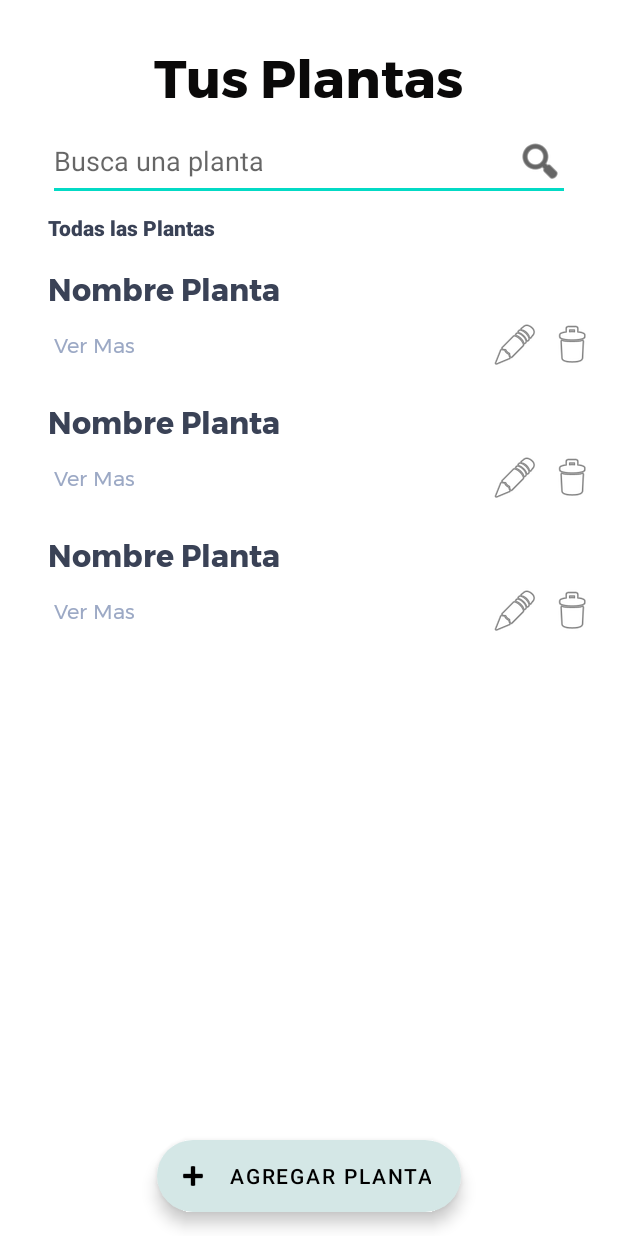
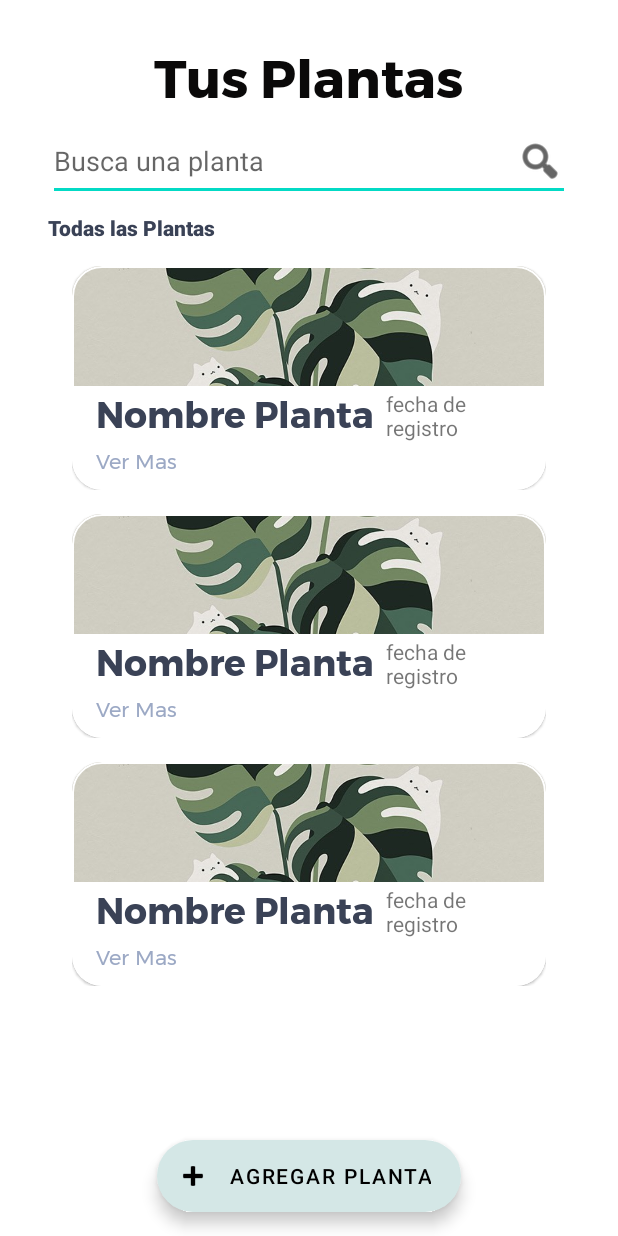
Before and after one commit to SaidAZG/ProyectoAndroid1, an Android app: the layout p5_consultarplantas.xml on its own in the app's theme, with its tools: preview values and no code run, on a phone screen of 412 x 824 dp. Run offline under Robolectric (Android 15) with nearby library versions, the phone set to English and light mode, and no system bars; Roboto replaces fonts that are not available here.

Commit message:
Corrección 4 Vista Plantas
Cambio de elemento de interfaz por MaterialCardView, modificación del Adapter, y adición del campo fecha de registro.

```diff
--- a/app/src/main/java/mx/ipn/escom/app_plantas_iswm/AdapterPlantas.kt
+++ b/app/src/main/java/mx/ipn/escom/app_plantas_iswm/AdapterPlantas.kt
@@ -8,6 +8,7 @@ import androidx.recyclerview.widget.ListAdapter
 import android.widget.TextView
 import androidx.recyclerview.widget.DiffUtil
 import androidx.recyclerview.widget.RecyclerView
+import com.google.android.material.card.MaterialCardView
 
 class AdapterPlantas(private val listener: ConsultarPlantas) :
     ListAdapter<ConsultarPlantas.DtoPlanta, AdapterPlantas.ViewHolderDatos>(PlantasDiffUtil()) {
@@ -22,8 +23,6 @@ class AdapterPlantas(private val listener: ConsultarPlantas) :
     override fun onBindViewHolder(holder: ViewHolderDatos, position: Int) {
         val dto: ConsultarPlantas.DtoPlanta = currentList[position]
         holder.plantName.text = dto.nombrePlanta
-        holder.edit.setOnClickListener { listener.editarPlanta(dto) }
-        holder.delete.setOnClickListener { listener.eliminarPlanta(dto) }
         holder.seeMore.setOnClickListener { listener.seeMore(dto) }
     }
 
@@ -33,9 +32,7 @@ class AdapterPlantas(private val listener: ConsultarPlantas) :
 
     inner class ViewHolderDatos(itemView: View) : RecyclerView.ViewHolder(itemView) {
         var plantName: TextView = itemView.findViewById<View>(R.id.plantName) as TextView
-        var delete: ImageButton = itemView.findViewById<View>(R.id.delete) as ImageButton
-        var edit: ImageButton = itemView.findViewById<View>(R.id.edit) as ImageButton
-        var seeMore: TextView = itemView.findViewById<View>(R.id.seeMore) as TextView
+        var seeMore: MaterialCardView = itemView.findViewById<View>(R.id.cardView) as MaterialCardView
     }
 }
 
--- a/app/src/main/res/layout/itemlist_p5_consultarplantas.xml
+++ b/app/src/main/res/layout/itemlist_p5_consultarplantas.xml
@@ -1,69 +1,68 @@
 <?xml version="1.0" encoding="utf-8"?>
 <androidx.constraintlayout.widget.ConstraintLayout xmlns:android="http://schemas.android.com/apk/res/android"
     xmlns:app="http://schemas.android.com/apk/res-auto"
-    xmlns:tools="http://schemas.android.com/tools"
     android:layout_width="match_parent"
     android:layout_height="wrap_content"
     android:paddingVertical="8dp">
 
-    <androidx.cardview.widget.CardView
+    <com.google.android.material.card.MaterialCardView
         android:id="@+id/cardView"
-        android:layout_width="wrap_content"
+        android:layout_width="match_parent"
         android:layout_height="wrap_content"
-        app:cardCornerRadius="15dp"
-        app:layout_constraintBottom_toBottomOf="parent"
+        android:clickable="true"
+        android:elevation="1dp"
+        android:focusable="true"
+        app:cardCornerRadius="20dp"
+        app:layout_constraintEnd_toEndOf="parent"
         app:layout_constraintStart_toStartOf="parent"
-        app:layout_constraintTop_toTopOf="parent"/>
+        app:layout_constraintTop_toTopOf="parent"
+        app:strokeWidth="1dp">
+
+        <LinearLayout
+            android:layout_width="match_parent"
+            android:layout_height="wrap_content"
+            android:orientation="vertical">
+
+            <ImageView
+                android:layout_width="match_parent"
+                android:layout_height="80dp"
+                android:scaleType="centerCrop"
+                android:src="@drawable/plantcats" />
+
+            <LinearLayout
+                android:layout_width="match_parent"
+                android:layout_height="match_parent"
+                android:orientation="horizontal">
 
                 <TextView
                     android:id="@+id/plantName"
                     android:layout_width="wrap_content"
                     android:layout_height="wrap_content"
-        android:layout_marginStart="16dp"
+                    android:layout_marginLeft="16dp"
                     android:fontFamily="@font/montserrat_bold"
                     android:text="Nombre Planta"
                     android:textColor="@color/plantName"
-        android:textSize="20dp"
-        app:layout_constraintStart_toEndOf="@+id/cardView"
-        app:layout_constraintTop_toTopOf="parent" />
+                    android:textSize="24dp" />
+
+                <TextView
+                    android:layout_width="wrap_content"
+                    android:layout_height="match_parent"
+                    android:layout_marginHorizontal="8dp"
+                    android:gravity="center_vertical"
+                    android:text="fecha de registro" />
+            </LinearLayout>
 
             <TextView
                 android:id="@+id/seeMore"
                 android:layout_width="wrap_content"
                 android:layout_height="wrap_content"
-        android:layout_marginStart="4dp"
+                android:layout_marginLeft="16dp"
+                android:layout_marginBottom="8dp"
                 android:fontFamily="@font/montserrat"
                 android:text="Ver Mas"
-        android:textColor="@color/seeMore"
-        app:layout_constraintBottom_toBottomOf="parent"
-        app:layout_constraintStart_toStartOf="@+id/plantName"
-        app:layout_constraintTop_toBottomOf="@+id/plantName" />
+                android:textColor="@color/seeMore" />
+        </LinearLayout>
 
-    <ImageButton
-        android:id="@+id/edit"
-        android:layout_width="30dp"
-        android:layout_height="40dp"
-        android:backgroundTint="#FFFFFF"
-        app:layout_constraintBottom_toBottomOf="parent"
-        app:layout_constraintEnd_toStartOf="@+id/delete"
-        app:layout_constraintStart_toStartOf="@+id/guideline2"
-        app:layout_constraintTop_toBottomOf="@+id/plantName"
-        app:srcCompat="@android:drawable/ic_menu_edit" />
+    </com.google.android.material.card.MaterialCardView>
 
-    <ImageButton
-        android:id="@+id/delete"
-        android:layout_width="30dp"
-        android:layout_height="40dp"
-        android:backgroundTint="#FFFFFF"
-        app:layout_constraintBottom_toBottomOf="parent"
-        app:layout_constraintEnd_toEndOf="parent"
-        app:layout_constraintTop_toBottomOf="@+id/plantName"
-        app:srcCompat="@android:drawable/ic_menu_delete" />
-
-    <androidx.constraintlayout.widget.Guideline
-        android:id="@+id/guideline2"
-        android:layout_width="wrap_content"
-        android:layout_height="wrap_content"
-        android:orientation="vertical"
-        app:layout_constraintGuide_percent=".8" />
 </androidx.constraintlayout.widget.ConstraintLayout>
--- a/app/src/main/res/layout/p5_consultarplantas.xml
+++ b/app/src/main/res/layout/p5_consultarplantas.xml
@@ -38,14 +38,14 @@ Data Binding, ambos xmlns se adjuntan debajo de la etiqueta layout-->
 
         <androidx.recyclerview.widget.RecyclerView
             android:id="@+id/RV_Consults"
-            android:layout_width="match_parent"
+            android:layout_width="0dp"
             android:layout_height="0dp"
             android:layout_marginHorizontal="16dp"
             android:layout_marginTop="8dp"
             android:layout_marginBottom="42dp"
             app:layout_constraintBottom_toBottomOf="parent"
-            app:layout_constraintEnd_toEndOf="parent"
-            app:layout_constraintStart_toStartOf="parent"
+            app:layout_constraintEnd_toEndOf="@+id/ET_PlantSearch"
+            app:layout_constraintStart_toStartOf="@+id/ET_PlantSearch"
             app:layout_constraintTop_toBottomOf="@+id/textView2"
             tools:listitem="@layout/itemlist_p5_consultarplantas" />
 
```
Lines whose indentation alone changed are shown as unchanged.
